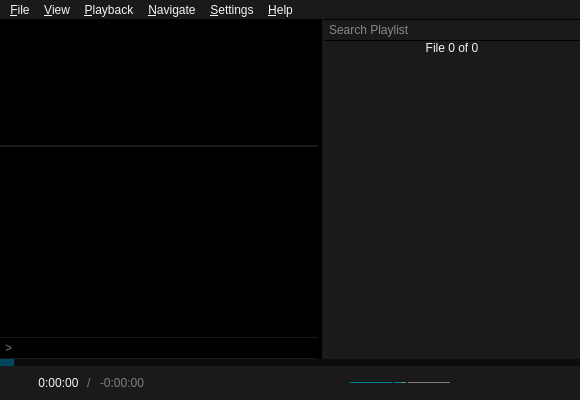
First picture: the form in src/ui/mainwindow.ui, repository u8sand/Baka-MPlayer, before the edit.
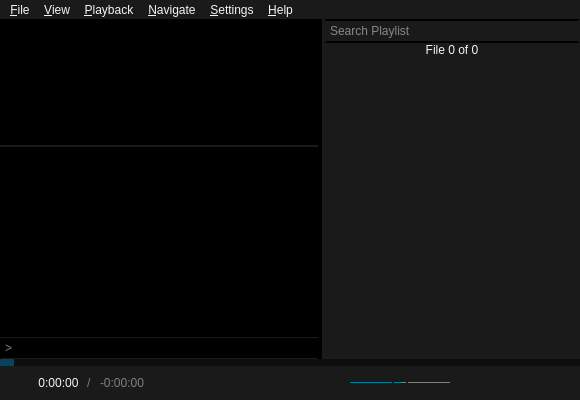
Second picture: the form after the edit. Icons and pictures are not drawn. Custom widgets are drawn as their Qt base class.

Commit message: mainwindow.ui: increase searchBox's border-width for better visibility

```diff
--- a/src/ui/mainwindow.ui
+++ b/src/ui/mainwindow.ui
@@ -95,7 +95,7 @@
 	font-size: 12px;
 	padding: 2px;
 	border-style: solid;
-	border-width: 1px;
+	border-width: 2px;
 	border-color: black #1A1A1A;
 }
 #searchBox:focus {
```
